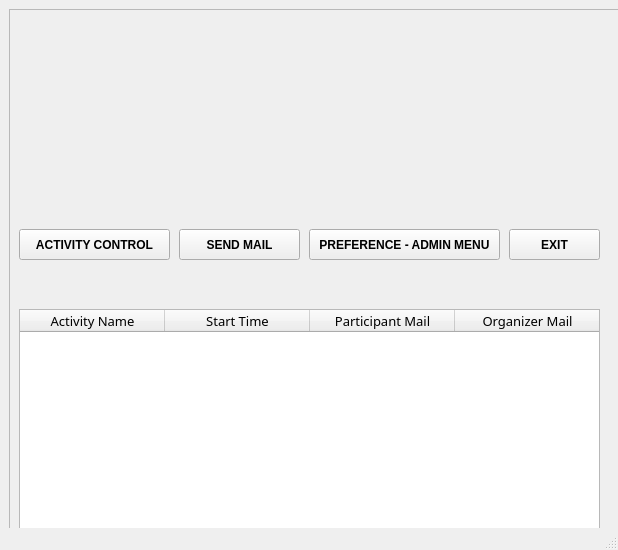
This is Ui/admin_menu.ui in AbdullahMart/Werhere-CRM-Customer-Relationship-Manegement-v3.1 as Qt 5 draws it before an edit. The edited form follows.
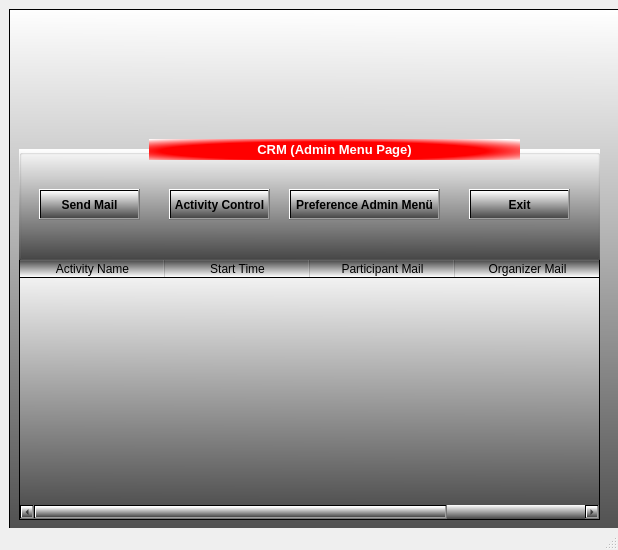
This is the edited form. Icons and pictures are not drawn.

Diff of the .ui file:
```diff
--- a/Ui/admin_menu.ui
+++ b/Ui/admin_menu.ui
@@ -44,6 +44,9 @@
         <height>550</height>
        </size>
       </property>
+      <property name="styleSheet">
+       <string notr="true">background-color: qlineargradient(spread:pad, x1:0.489, y1:1, x2:0.494, y2:0, stop:0 rgba(71, 71, 71, 255), stop:1 rgba(255, 255, 255, 255));</string>
+      </property>
       <property name="frameShape">
        <enum>QFrame::StyledPanel</enum>
       </property>
@@ -53,154 +56,32 @@
       <widget class="QLabel" name="werhere_image_label">
        <property name="geometry">
         <rect>
-         <x>0</x>
-         <y>-10</y>
-         <width>600</width>
-         <height>171</height>
+         <x>10</x>
+         <y>20</y>
+         <width>581</width>
+         <height>111</height>
         </rect>
        </property>
+       <property name="styleSheet">
+        <string notr="true">background-color: rgba(255, 255, 255, 0);</string>
+       </property>
        <property name="text">
         <string/>
        </property>
        <property name="pixmap">
         <pixmap>../vit_4_week_7_project/werhere_image.png</pixmap>
        </property>
-      </widget>
-      <widget class="QPushButton" name="act_check_pushButton">
-       <property name="geometry">
-        <rect>
-         <x>10</x>
-         <y>220</y>
-         <width>151</width>
-         <height>31</height>
-        </rect>
-       </property>
-       <property name="font">
-        <font>
-         <bold>true</bold>
-        </font>
-       </property>
-       <property name="styleSheet">
-        <string notr="true">
-QPushButton:hover {
-
-                  background-color: qlineargradient(spread:pad, x1:0, y1:0, x2:0, y2:1, stop:0 rgba(0,157, 255, 255), stop:1 rgba(30, 206, 255, 255));
-                  color: rgb(255, 255, 255);
-                  }
-
-QPushButton:pressed {
-                    background-color: rgb(255, 255, 255);
-                    color: rgb(0, 0, 255);
-                    }
-</string>
-       </property>
-       <property name="text">
-        <string>ACTIVITY CONTROL</string>
-       </property>
-      </widget>
-      <widget class="QPushButton" name="send_mail_pushButton">
-       <property name="geometry">
-        <rect>
-         <x>170</x>
-         <y>220</y>
-         <width>121</width>
-         <height>31</height>
-        </rect>
-       </property>
-       <property name="font">
-        <font>
-         <bold>true</bold>
-        </font>
-       </property>
-       <property name="styleSheet">
-        <string notr="true">
-QPushButton:hover {
-
-                  background-color: qlineargradient(spread:pad, x1:0, y1:0, x2:0, y2:1, stop:0 rgba(0,157, 255, 255), stop:1 rgba(30, 206, 255, 255));
-                  color: rgb(255, 255, 255);
-                  }
-
-QPushButton:pressed {
-                    background-color: rgb(255, 255, 255);
-                    color: rgb(0, 0, 255);
-                    }
-</string>
-       </property>
-       <property name="text">
-        <string>SEND MAIL</string>
-       </property>
-      </widget>
-      <widget class="QPushButton" name="preference_admin_menu_pushButton_3">
-       <property name="geometry">
-        <rect>
-         <x>300</x>
-         <y>220</y>
-         <width>191</width>
-         <height>31</height>
-        </rect>
-       </property>
-       <property name="font">
-        <font>
-         <bold>true</bold>
-        </font>
-       </property>
-       <property name="styleSheet">
-        <string notr="true">
-QPushButton:hover {
-
-                  background-color: qlineargradient(spread:pad, x1:0, y1:0, x2:0, y2:1, stop:0 rgba(0,157, 255, 255), stop:1 rgba(30, 206, 255, 255));
-                  color: rgb(255, 255, 255);
-                  }
-
-QPushButton:pressed {
-                    background-color: rgb(255, 255, 255);
-                    color: rgb(0, 0, 255);
-                    }
-</string>
-       </property>
-       <property name="text">
-        <string>PREFERENCE - ADMIN MENU</string>
-       </property>
-      </widget>
-      <widget class="QPushButton" name="exit_pushButton_4">
-       <property name="geometry">
-        <rect>
-         <x>500</x>
-         <y>220</y>
-         <width>91</width>
-         <height>31</height>
-        </rect>
-       </property>
-       <property name="font">
-        <font>
-         <bold>true</bold>
-        </font>
-       </property>
-       <property name="styleSheet">
-        <string notr="true">
-QPushButton:hover {
-
-                  background-color: qlineargradient(spread:pad, x1:0, y1:0, x2:0, y2:1, stop:0 rgba(0,157, 255, 255), stop:1 rgba(30, 206, 255, 255));
-                  color: rgb(255, 255, 255);
-                  }
-
-QPushButton:pressed {
-                    background-color: rgb(255, 255, 255);
-                    color: rgb(0, 0, 255);
-                    }
-</string>
-       </property>
-       <property name="text">
-        <string>EXIT</string>
+       <property name="scaledContents">
+        <bool>true</bool>
        </property>
       </widget>
       <widget class="QTableWidget" name="admin_menu_tableWidget">
        <property name="geometry">
         <rect>
          <x>10</x>
-         <y>300</y>
+         <y>250</y>
          <width>581</width>
-         <height>251</height>
+         <height>261</height>
         </rect>
        </property>
        <property name="baseSize">
@@ -250,6 +131,172 @@
         </property>
        </column>
       </widget>
+      <widget class="QGroupBox" name="groupBox">
+       <property name="geometry">
+        <rect>
+         <x>10</x>
+         <y>140</y>
+         <width>581</width>
+         <height>111</height>
+        </rect>
+       </property>
+       <property name="title">
+        <string/>
+       </property>
+       <widget class="QPushButton" name="act_check_pushButton">
+        <property name="geometry">
+         <rect>
+          <x>150</x>
+          <y>40</y>
+          <width>101</width>
+          <height>31</height>
+         </rect>
+        </property>
+        <property name="font">
+         <font>
+          <bold>true</bold>
+         </font>
+        </property>
+        <property name="cursor">
+         <cursorShape>PointingHandCursor</cursorShape>
+        </property>
+        <property name="styleSheet">
+         <string notr="true">
+QPushButton:hover{
+   border-radius : 6px;
+	color: rgb(255, 255, 255);
+	background-color:  ;
+	background-color: rgb(218, 30, 60);
+    border: 1px solid rgb(255, 255, 255);
+
+}
+</string>
+        </property>
+        <property name="text">
+         <string>Activity Control</string>
+        </property>
+       </widget>
+       <widget class="QPushButton" name="send_mail_pushButton">
+        <property name="geometry">
+         <rect>
+          <x>20</x>
+          <y>40</y>
+          <width>101</width>
+          <height>31</height>
+         </rect>
+        </property>
+        <property name="font">
+         <font>
+          <bold>true</bold>
+         </font>
+        </property>
+        <property name="cursor">
+         <cursorShape>PointingHandCursor</cursorShape>
+        </property>
+        <property name="styleSheet">
+         <string notr="true">
+QPushButton:hover{
+   border-radius : 6px;
+	color: rgb(255, 255, 255);
+	background-color:  ;
+	background-color: rgb(218, 30, 60);
+    border: 1px solid rgb(255, 255, 255);
+
+}
+</string>
+        </property>
+        <property name="text">
+         <string>Send Mail</string>
+        </property>
+       </widget>
+       <widget class="QPushButton" name="preference_admin_menu_pushButton_3">
+        <property name="geometry">
+         <rect>
+          <x>270</x>
+          <y>40</y>
+          <width>151</width>
+          <height>31</height>
+         </rect>
+        </property>
+        <property name="font">
+         <font>
+          <family>Arial</family>
+          <bold>true</bold>
+         </font>
+        </property>
+        <property name="cursor">
+         <cursorShape>PointingHandCursor</cursorShape>
+        </property>
+        <property name="styleSheet">
+         <string notr="true">
+QPushButton:hover{
+   border-radius : 6px;
+	color: rgb(255, 255, 255);
+	background-color:  ;
+	background-color: rgb(218, 30, 60);
+    border: 1px solid rgb(255, 255, 255);
+
+}
+
+</string>
+        </property>
+        <property name="text">
+         <string>Preference Admin Menü</string>
+        </property>
+       </widget>
+       <widget class="QPushButton" name="exit_pushButton_4">
+        <property name="geometry">
+         <rect>
+          <x>450</x>
+          <y>40</y>
+          <width>101</width>
+          <height>31</height>
+         </rect>
+        </property>
+        <property name="font">
+         <font>
+          <bold>true</bold>
+         </font>
+        </property>
+        <property name="cursor">
+         <cursorShape>PointingHandCursor</cursorShape>
+        </property>
+        <property name="styleSheet">
+         <string notr="true">
+QPushButton:hover{
+   border-radius : 6px;
+	color: rgb(255, 255, 255);
+	background-color:  ;
+	background-color: rgb(218, 30, 60);
+    border: 1px solid rgb(255, 255, 255);
+
+}
+</string>
+        </property>
+        <property name="text">
+         <string>Exit</string>
+        </property>
+       </widget>
+      </widget>
+      <widget class="QLabel" name="label">
+       <property name="geometry">
+        <rect>
+         <x>140</x>
+         <y>130</y>
+         <width>371</width>
+         <height>21</height>
+        </rect>
+       </property>
+       <property name="styleSheet">
+        <string notr="true">background-color: qradialgradient(spread:reflect, cx:0.477, cy:0.568, radius:0.73, fx:0.46, fy:0.575, stop:0.602273 rgba(255, 0, 0, 255), stop:1 rgba(255, 255, 255, 255));</string>
+       </property>
+       <property name="frameShadow">
+        <enum>QFrame::Sunken</enum>
+       </property>
+       <property name="text">
+        <string>&lt;html&gt;&lt;head/&gt;&lt;body&gt;&lt;p align=&quot;center&quot;&gt;&lt;span style=&quot; font-family:'__Inter_46a1ea','__Inter_Fallback_46a1ea','system-ui','arial'; font-size:10pt; font-weight:600; color:#ffffff;&quot;&gt;CRM (Admin Menu Page)&lt;/span&gt;&lt;/p&gt;&lt;/body&gt;&lt;/html&gt;</string>
+       </property>
+      </widget>
      </widget>
     </item>
    </layout>
```
Left out of the diff: 2 changed lines with no effect on the pictures.
